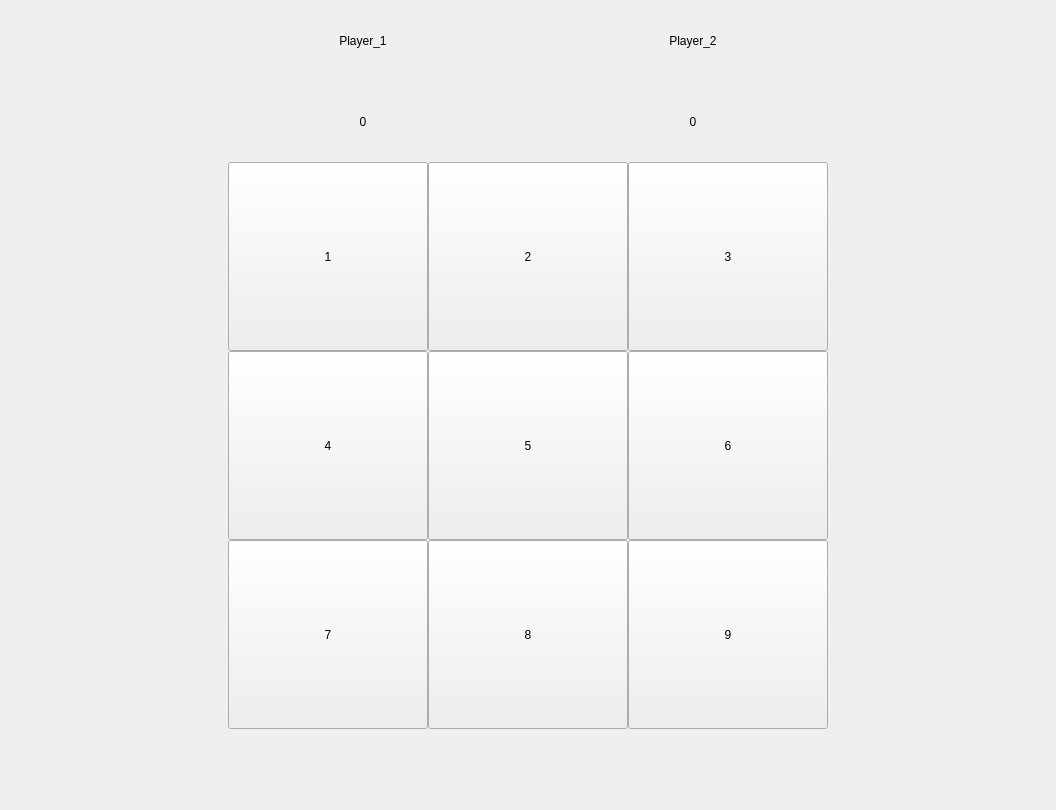
This is ui/Widget.ui in oviv-git/TicTacToe-PySide6 as Qt 5 draws it before an edit. The edited form follows.
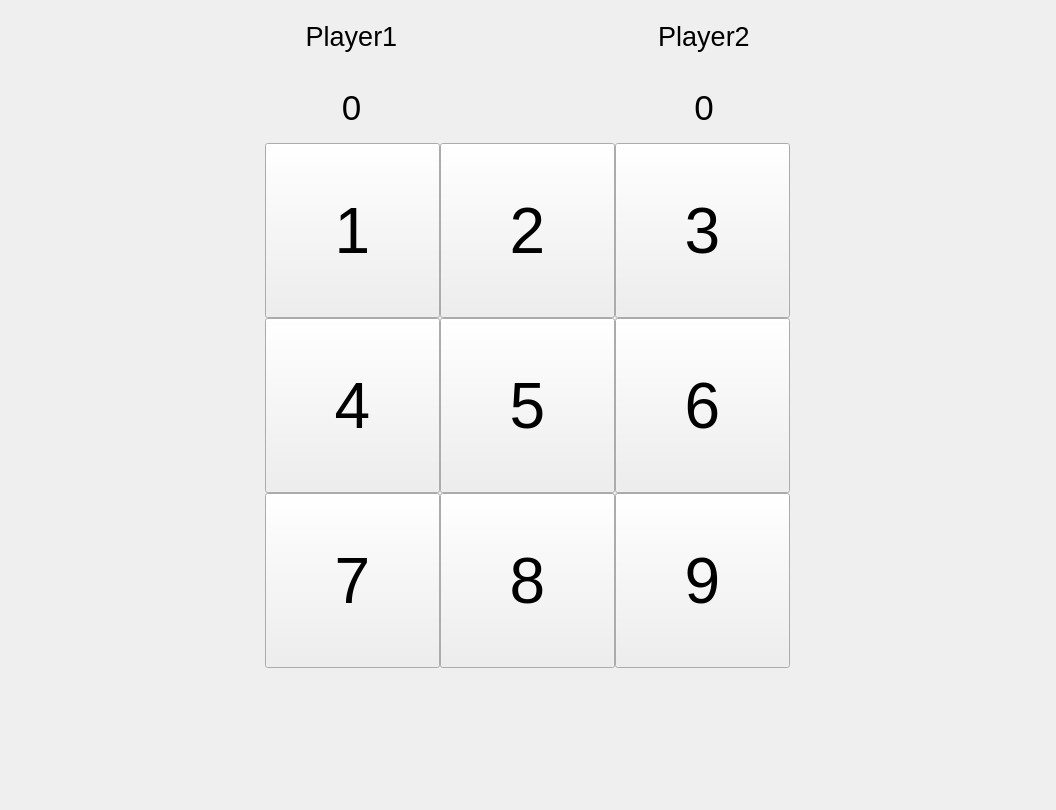
This is the edited form.

The edit to the form file:
```diff
--- a/ui/Widget.ui
+++ b/ui/Widget.ui
@@ -28,7 +28,7 @@
   <property name="windowTitle">
    <string>Form</string>
   </property>
-  <layout class="QGridLayout" name="gridLayout_2" rowstretch="2,7,1">
+  <layout class="QGridLayout" name="gridLayout_2" rowstretch="1,7,1">
    <property name="leftMargin">
     <number>0</number>
    </property>
@@ -62,9 +62,14 @@
             <enum>QLayout::SetMaximumSize</enum>
            </property>
            <item>
-            <widget class="QLabel" name="label">
+            <widget class="QLabel" name="player_1Label">
+             <property name="font">
+              <font>
+               <pointsize>20</pointsize>
+              </font>
+             </property>
              <property name="text">
-              <string>Player_1</string>
+              <string>Player1</string>
              </property>
              <property name="alignment">
               <set>Qt::AlignCenter</set>
@@ -74,6 +79,22 @@
              </property>
             </widget>
            </item>
+           <item>
+            <spacer name="horizontalSpacer_4">
+             <property name="orientation">
+              <enum>Qt::Horizontal</enum>
+             </property>
+             <property name="sizeType">
+              <enum>QSizePolicy::Fixed</enum>
+             </property>
+             <property name="sizeHint" stdset="0">
+              <size>
+               <width>60</width>
+               <height>20</height>
+              </size>
+             </property>
+            </spacer>
+           </item>
           </layout>
          </item>
          <item>
@@ -82,7 +103,12 @@
             <enum>QLayout::SetMaximumSize</enum>
            </property>
            <item>
-            <widget class="QLabel" name="label_2">
+            <widget class="QLabel" name="player_1Score">
+             <property name="font">
+              <font>
+               <pointsize>26</pointsize>
+              </font>
+             </property>
              <property name="text">
               <string>0</string>
              </property>
@@ -94,6 +120,22 @@
              </property>
             </widget>
            </item>
+           <item>
+            <spacer name="horizontalSpacer_2">
+             <property name="orientation">
+              <enum>Qt::Horizontal</enum>
+             </property>
+             <property name="sizeType">
+              <enum>QSizePolicy::Fixed</enum>
+             </property>
+             <property name="sizeHint" stdset="0">
+              <size>
+               <width>60</width>
+               <height>20</height>
+              </size>
+             </property>
+            </spacer>
+           </item>
           </layout>
          </item>
         </layout>
@@ -122,9 +164,30 @@
             <enum>QLayout::SetMaximumSize</enum>
            </property>
            <item>
-            <widget class="QLabel" name="label_3">
+            <spacer name="horizontalSpacer_5">
+             <property name="orientation">
+              <enum>Qt::Horizontal</enum>
+             </property>
+             <property name="sizeType">
+              <enum>QSizePolicy::Fixed</enum>
+             </property>
+             <property name="sizeHint" stdset="0">
+              <size>
+               <width>60</width>
+               <height>20</height>
+              </size>
+             </property>
+            </spacer>
+           </item>
+           <item>
+            <widget class="QLabel" name="player_2Label">
+             <property name="font">
+              <font>
+               <pointsize>20</pointsize>
+              </font>
+             </property>
              <property name="text">
-              <string>Player_2</string>
+              <string>Player2</string>
              </property>
              <property name="alignment">
               <set>Qt::AlignCenter</set>
@@ -142,7 +205,28 @@
             <enum>QLayout::SetMaximumSize</enum>
            </property>
            <item>
-            <widget class="QLabel" name="label_4">
+            <spacer name="horizontalSpacer_3">
+             <property name="orientation">
+              <enum>Qt::Horizontal</enum>
+             </property>
+             <property name="sizeType">
+              <enum>QSizePolicy::Fixed</enum>
+             </property>
+             <property name="sizeHint" stdset="0">
+              <size>
+               <width>60</width>
+               <height>20</height>
+              </size>
+             </property>
+            </spacer>
+           </item>
+           <item>
+            <widget class="QLabel" name="player_2Score">
+             <property name="font">
+              <font>
+               <pointsize>26</pointsize>
+              </font>
+             </property>
              <property name="text">
               <string>0</string>
              </property>
@@ -188,8 +272,8 @@
          </property>
          <property name="maximumSize">
           <size>
-           <width>200</width>
-           <height>200</height>
+           <width>175</width>
+           <height>175</height>
           </size>
          </property>
          <property name="sizeIncrement">
@@ -204,6 +288,11 @@
            <height>100</height>
           </size>
          </property>
+         <property name="font">
+          <font>
+           <pointsize>48</pointsize>
+          </font>
+         </property>
          <property name="text">
           <string>1</string>
          </property>
@@ -225,8 +314,8 @@
          </property>
          <property name="maximumSize">
           <size>
-           <width>200</width>
-           <height>200</height>
+           <width>175</width>
+           <height>175</height>
           </size>
          </property>
          <property name="sizeIncrement">
@@ -241,6 +330,11 @@
            <height>100</height>
           </size>
          </property>
+         <property name="font">
+          <font>
+           <pointsize>48</pointsize>
+          </font>
+         </property>
          <property name="text">
           <string>2</string>
          </property>
@@ -262,8 +356,8 @@
          </property>
          <property name="maximumSize">
           <size>
-           <width>200</width>
-           <height>200</height>
+           <width>175</width>
+           <height>175</height>
           </size>
          </property>
          <property name="sizeIncrement">
@@ -278,6 +372,11 @@
            <height>100</height>
           </size>
          </property>
+         <property name="font">
+          <font>
+           <pointsize>48</pointsize>
+          </font>
+         </property>
          <property name="text">
           <string>3</string>
          </property>
@@ -306,8 +405,8 @@
          </property>
          <property name="maximumSize">
           <size>
-           <width>200</width>
-           <height>200</height>
+           <width>175</width>
+           <height>175</height>
           </size>
          </property>
          <property name="sizeIncrement">
@@ -322,6 +421,11 @@
            <height>100</height>
           </size>
          </property>
+         <property name="font">
+          <font>
+           <pointsize>48</pointsize>
+          </font>
+         </property>
          <property name="text">
           <string>4</string>
          </property>
@@ -343,8 +447,8 @@
          </property>
          <property name="maximumSize">
           <size>
-           <width>200</width>
-           <height>200</height>
+           <width>175</width>
+           <height>175</height>
           </size>
          </property>
          <property name="sizeIncrement">
@@ -359,6 +463,11 @@
            <height>100</height>
           </size>
          </property>
+         <property name="font">
+          <font>
+           <pointsize>48</pointsize>
+          </font>
+         </property>
          <property name="text">
           <string>5</string>
          </property>
@@ -380,8 +489,8 @@
          </property>
          <property name="maximumSize">
           <size>
-           <width>200</width>
-           <height>200</height>
+           <width>175</width>
+           <height>175</height>
           </size>
          </property>
          <property name="sizeIncrement">
@@ -396,6 +505,11 @@
            <height>100</height>
           </size>
          </property>
+         <property name="font">
+          <font>
+           <pointsize>48</pointsize>
+          </font>
+         </property>
          <property name="text">
           <string>6</string>
          </property>
@@ -424,8 +538,8 @@
          </property>
          <property name="maximumSize">
           <size>
-           <width>200</width>
-           <height>200</height>
+           <width>175</width>
+           <height>175</height>
           </size>
          </property>
          <property name="sizeIncrement">
@@ -440,6 +554,11 @@
            <height>100</height>
           </size>
          </property>
+         <property name="font">
+          <font>
+           <pointsize>48</pointsize>
+          </font>
+         </property>
          <property name="text">
           <string>7</string>
          </property>
@@ -461,8 +580,8 @@
          </property>
          <property name="maximumSize">
           <size>
-           <width>200</width>
-           <height>200</height>
+           <width>175</width>
+           <height>175</height>
           </size>
          </property>
          <property name="sizeIncrement">
@@ -477,6 +596,11 @@
            <height>100</height>
           </size>
          </property>
+         <property name="font">
+          <font>
+           <pointsize>48</pointsize>
+          </font>
+         </property>
          <property name="text">
           <string>8</string>
          </property>
@@ -498,8 +622,8 @@
          </property>
          <property name="maximumSize">
           <size>
-           <width>200</width>
-           <height>200</height>
+           <width>175</width>
+           <height>175</height>
           </size>
          </property>
          <property name="sizeIncrement">
@@ -514,6 +638,11 @@
            <height>100</height>
           </size>
          </property>
+         <property name="font">
+          <font>
+           <pointsize>48</pointsize>
+          </font>
+         </property>
          <property name="text">
           <string>9</string>
          </property>
```
Left out of the diff: 34 changed lines with no effect on the pictures.
